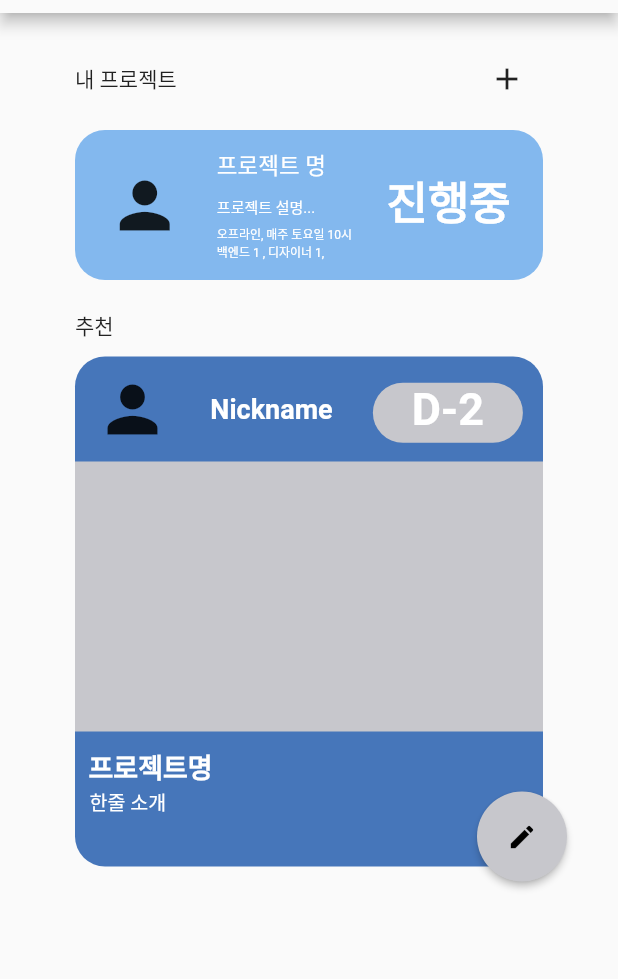
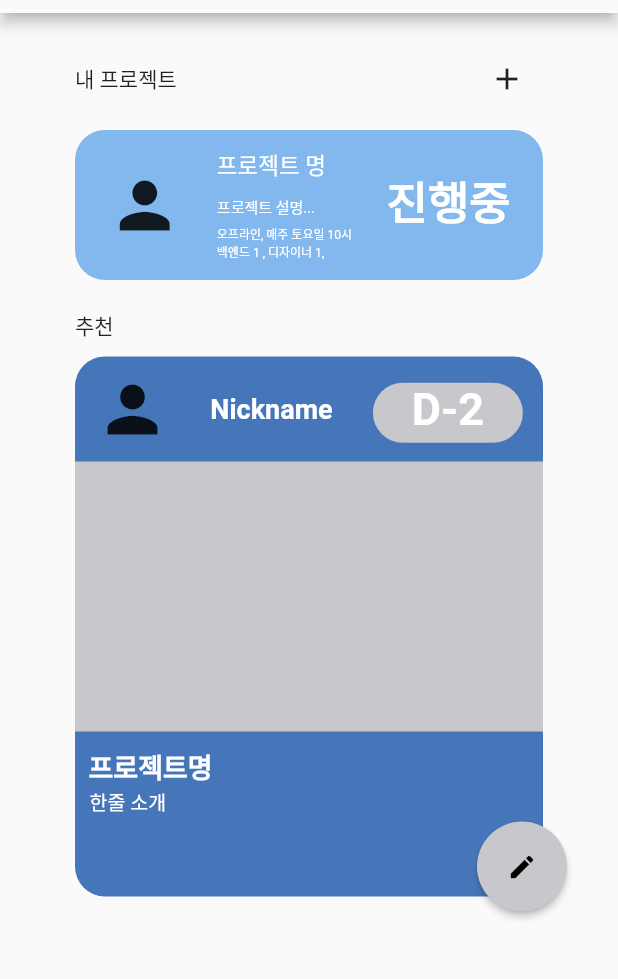
Before and after one commit to computerteam9/MEETEAM, a Flutter app: the MainPage screen opened directly, on a phone screen of 412 x 824 dp, the part 71-1050 px from its top. Run offline on Flutter 3.47's test engine with Material 2 defaults, Android fonts, the phone set to English and light mode, and no system bars.

Commit message:
소소 : 추천 프로젝트 height 변경

```diff
--- a/lib/MainPage.dart
+++ b/lib/MainPage.dart
@@ -98,9 +98,9 @@ class MainPage extends StatelessWidget {
                 // 추천 프로젝트 리스트
                 Stack(children: [
                   Container(
-                      height: 340,
-                      margin: const EdgeInsets.fromLTRB(0, 10, 50, 30),
-                      padding: const EdgeInsets.fromLTRB(0, 10, 0, 10),
+                      height: 360,
+                      margin: const EdgeInsets.fromLTRB(0, 10, 50, 10),
+                      padding: const EdgeInsets.fromLTRB(0, 10, 0, 0),
                       decoration: BoxDecoration(
                           color: subColor,
                           borderRadius: BorderRadius.circular(20)),
@@ -159,7 +159,7 @@ class MainPage extends StatelessWidget {
                             )
                           ])),
                   Positioned(
-                    bottom: 20,
+                    bottom: 0,
                     right: 20,
                     child: MaterialButton(
                       onPressed: () {
```
